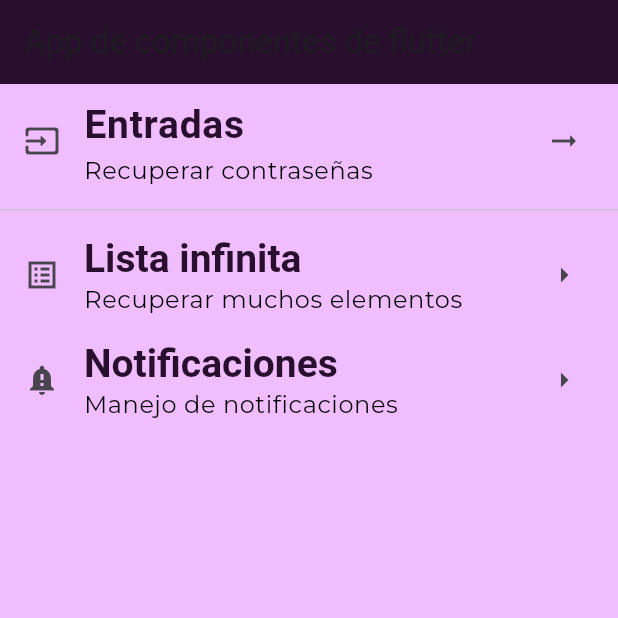
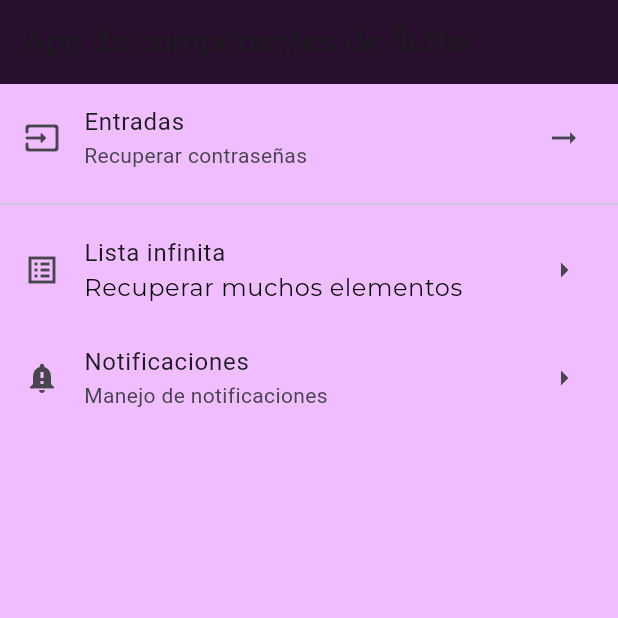
Before and after one commit to AndoniUTT/componentes_flutter5a, a Flutter app: the screen it shows after launch, on a phone screen of 412 x 824 dp, the top half of it. Run offline on Flutter 3.47's test engine with Material 3 defaults, Android fonts, the phone set to English and light mode, and no system bars; our stand-ins replace google_fonts; missing offline and left inert: practica3_5a24; Roboto replaces fonts that are missing (Acme); statements that could not run were skipped.

```diff
--- a/lib/screens/home_screen.dart
+++ b/lib/screens/home_screen.dart
@@ -1,5 +1,5 @@
 import 'package:flutter/material.dart';
-import 'package:practica3/theme/app_theme.dart';
+import 'package:practica3_5a24/theme/app_theme.dart';
 
 class HomeScreen extends StatelessWidget {
   const HomeScreen({super.key});
@@ -14,34 +14,40 @@ class HomeScreen extends StatelessWidget {
           children: <Widget> [
             ListTile(
               title: Text('Entradas',
-                  style: AppTheme.lightTheme.textTheme.headlineLarge,
+              style: AppTheme.lightTheme.textTheme.headlineLarge
                   ),
               subtitle: Text('Recuperar contraseñas',
-                style: Theme.of(context).textTheme.bodySmall,
+              style: AppTheme.lightTheme.textTheme.bodySmall
                 ),
-              leading: const Icon(Icons.input_rounded),
-              trailing: const Icon(Icons.arrow_right_alt_outlined),
+              leading: const Icon(Icons.input_rounded,
+               color: AppTheme.primaryColor),
+              trailing: const Icon(Icons.arrow_right_alt_outlined,
+               color: AppTheme.secondaryColor),
             ),
             const Divider(),
             ListTile(
               title: Text('Lista infinita',
-                style: Theme.of(context).textTheme.headlineLarge,
+              style: AppTheme.lightTheme.textTheme.headlineLarge
                 ),
               subtitle: Text('Recuperar muchos elementos',
                 style: Theme.of(context).textTheme.bodySmall,
                 ),
-              leading: const Icon(Icons.list_alt_sharp),
-              trailing: const Icon(Icons.arrow_right_outlined),
+              leading: const Icon(Icons.list_alt_sharp,
+               color: AppTheme.primaryColor),
+              trailing: const Icon(Icons.arrow_right_outlined,
+               color: AppTheme. secondaryColor),
             ),
             ListTile(
               title: Text('Notificaciones',
-                style: Theme.of(context).textTheme.headlineLarge,
+              style: AppTheme.lightTheme.textTheme.headlineLarge
                 ),
               subtitle: Text('Manejo de notificaciones',
-                style: Theme.of(context).textTheme.bodySmall,
+              style: AppTheme.lightTheme.textTheme.headlineLarge
                 ),
-              leading: const Icon(Icons.notification_important),
-              trailing: const Icon(Icons.arrow_right_outlined),
+              leading: const Icon(Icons.notification_important,
+               color: AppTheme.primaryColor),
+              trailing: const Icon(Icons.arrow_right_outlined,
+               color: AppTheme.secondaryColor),
             )
             ],
           ),
```
Also changed, not shown: lib/screens/infinite.dart (added, +15 -0 lines), lib/screens/inpust.dart (added, +15 -0 lines), lib/screens/notification.dart (added, +10 -0 lines).
